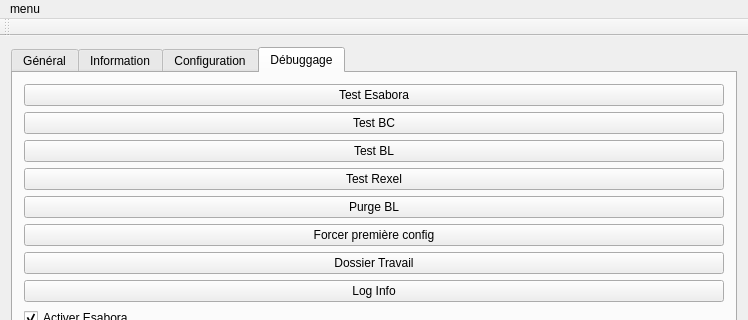
firedream89/AutoBL, file AutoBL/principal.ui: the form before one commit; both pictures show x 0 to 748 and y 0 to 320 of the 748 by 598 pixel window.
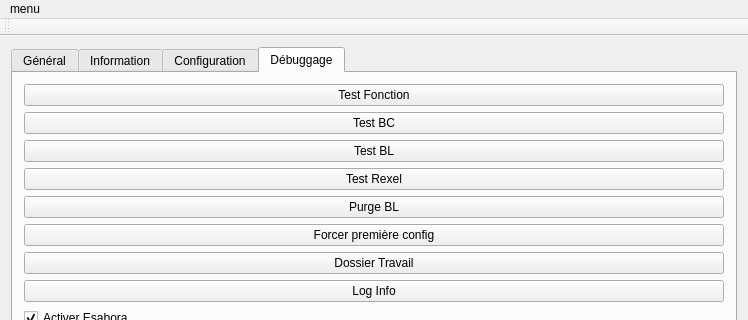
The form after the commit. The open tabs and pages were chosen to show the change. Icons and pictures are not drawn.

Patch:
```diff
--- a/AutoBL/principal.ui
+++ b/AutoBL/principal.ui
@@ -835,7 +835,7 @@
         <item>
          <widget class="QPushButton" name="bTestEsabora">
           <property name="text">
-           <string>Test Esabora</string>
+           <string>Test Fonction</string>
           </property>
          </widget>
         </item>
```
Left out of the diff: 2 changed lines with no effect on the pictures.
